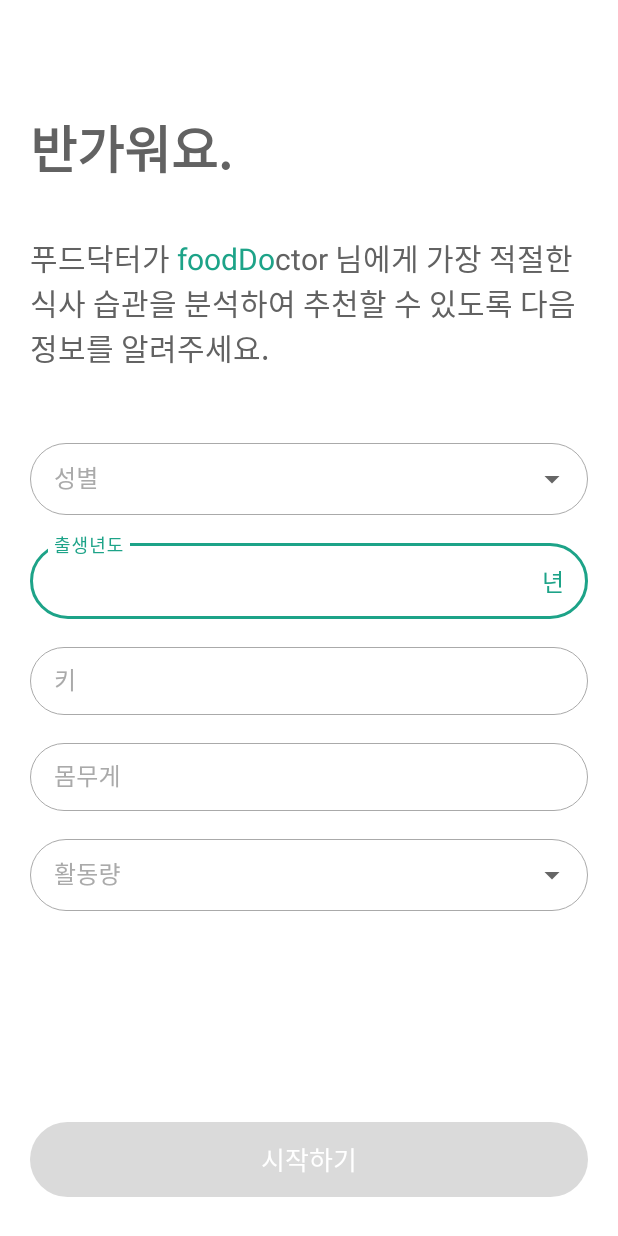
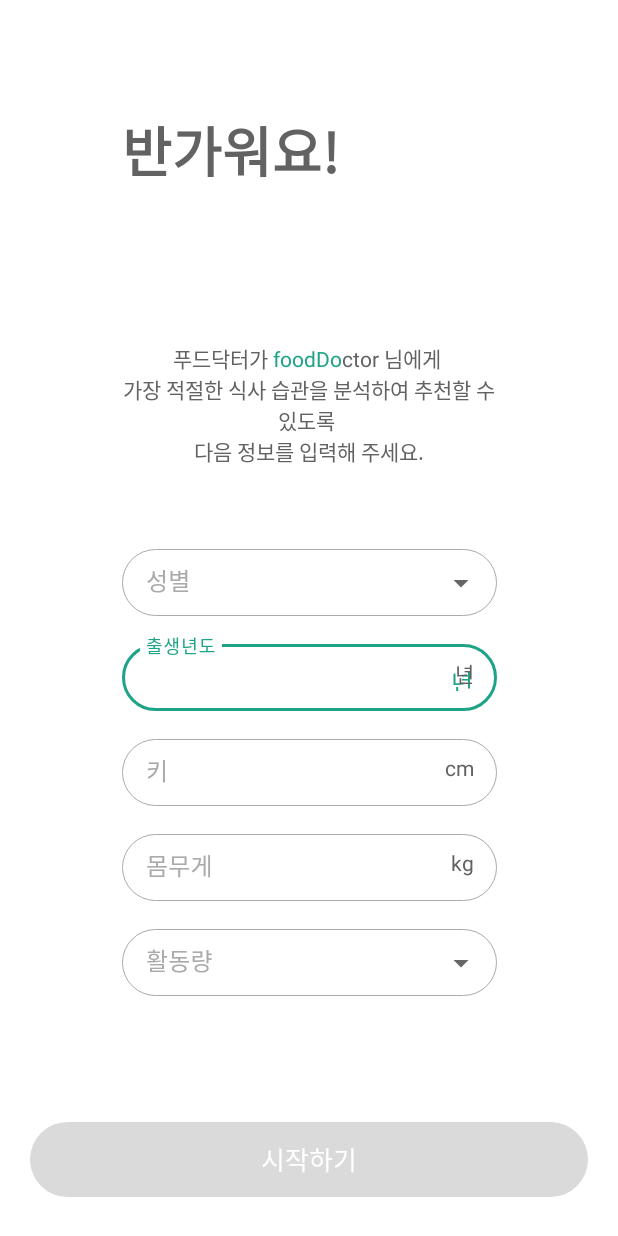
Before and after one commit to hoilea/HaveEat, an Android app: the fragment AddInfoFragment shown on its own in the app's theme, on a phone screen of 412 x 824 dp. Run offline under Robolectric (Android 15) with nearby library versions, the phone set to English and light mode, and no system bars; our stand-ins replace Dagger/Hilt's generated code, Timber, data binding; libraries missing offline, so code that uses them is left out: androidx.hilt.lifecycle.

Commit message:
2021/4/14

```diff
--- a/app/src/main/res/color/step_text.xml
+++ b/app/src/main/res/color/step_text.xml
@@ -1,6 +1,6 @@
 <?xml version="1.0" encoding="utf-8"?>
 <selector xmlns:android="http://schemas.android.com/apk/res/android">
     <item android:state_selected="true"
-        android:color="@color/colorPrimary"/>
+        android:color="#2d2d2d"/>
     <item android:color="#626262"/>
 </selector>
--- a/app/src/main/res/drawable/shape_step_number.xml
+++ b/app/src/main/res/drawable/shape_step_number.xml
@@ -2,7 +2,7 @@
 <selector xmlns:android="http://schemas.android.com/apk/res/android">
     <item android:state_selected="true">
         <shape android:shape="oval">
-            <solid android:color="@color/colorPrimary" />
+            <solid android:color="#2d2d2d" />
         </shape>
     </item>
     <item>
--- a/app/src/main/res/layout/dialog_write_diets.xml
+++ b/app/src/main/res/layout/dialog_write_diets.xml
@@ -80,9 +80,9 @@
             android:id="@+id/view_writeDietsDialog_button"
             android:layout_width="115dp"
             android:layout_height="50dp"
-            android:layout_marginTop="33dp"
+            android:layout_marginTop="79dp"
             android:text="@string/close"
-            android:textSize="15sp"
+            android:textSize="18sp"
             style="@style/Button"
             app:layout_constraintEnd_toEndOf="parent"
             app:layout_constraintStart_toStartOf="parent"
--- a/app/src/main/res/layout/fragment_addinfo.xml
+++ b/app/src/main/res/layout/fragment_addinfo.xml
@@ -26,18 +26,21 @@
                 android:layout_height="wrap_content"
                 android:layout_marginTop="53dp"
                 android:text="@string/addInfo_title"
-                android:textSize="34sp"
+                android:textSize="36sp"
                 android:textStyle="bold"
-                app:layout_constraintStart_toStartOf="parent"
+                app:layout_constraintStart_toStartOf="@+id/view_addInfo_sex_layout"
                 app:layout_constraintTop_toTopOf="parent" />
 
             <TextView
                 android:id="@+id/view_addInfo_message"
                 android:layout_width="match_parent"
                 android:layout_height="wrap_content"
-                android:layout_marginTop="33dp"
+                android:layout_marginTop="102dp"
                 android:text="@string/addInfo_message"
-                android:textSize="20sp"
+                android:textSize="14sp"
+                android:gravity="center"
+                android:paddingStart="60dp"
+                android:paddingEnd="60dp"
                 app:layout_constraintEnd_toEndOf="parent"
                 app:layout_constraintStart_toStartOf="parent"
                 app:layout_constraintTop_toBottomOf="@id/view_addInfo_title" />
@@ -45,9 +48,9 @@
             <com.google.android.material.textfield.TextInputLayout
                 android:id="@+id/view_addInfo_sex_layout"
                 style="@style/DropdownLayout"
-                android:layout_width="match_parent"
-                android:layout_height="wrap_content"
-                android:layout_marginTop="43dp"
+                android:layout_width="250dp"
+                android:layout_height="50dp"
+                android:layout_marginTop="49dp"
                 app:layout_constraintEnd_toEndOf="parent"
                 app:layout_constraintStart_toStartOf="parent"
                 app:layout_constraintTop_toBottomOf="@id/view_addInfo_message">
@@ -63,8 +66,8 @@
             <com.google.android.material.textfield.TextInputLayout
                 android:id="@+id/view_addInfo_year_layout"
                 style="@style/EditTextLayout"
-                android:layout_width="match_parent"
-                android:layout_height="wrap_content"
+                android:layout_width="250dp"
+                android:layout_height="50dp"
                 android:layout_marginTop="13dp"
                 app:layout_constraintEnd_toEndOf="parent"
                 app:layout_constraintStart_toStartOf="parent"
@@ -82,11 +85,20 @@
                     android:inputType="number" />
             </com.google.android.material.textfield.TextInputLayout>
 
+            <TextView
+                android:layout_width="wrap_content"
+                android:layout_height="wrap_content"
+                android:text="년"
+                android:layout_marginEnd="15dp"
+                app:layout_constraintBottom_toBottomOf="@+id/view_addInfo_year_layout"
+                app:layout_constraintEnd_toEndOf="@+id/view_addInfo_year_layout"
+                app:layout_constraintTop_toTopOf="@+id/view_addInfo_year_layout" />
+
             <com.google.android.material.textfield.TextInputLayout
                 android:id="@+id/view_addInfo_height_layout"
                 style="@style/EditTextLayout"
-                android:layout_width="match_parent"
-                android:layout_height="wrap_content"
+                android:layout_width="250dp"
+                android:layout_height="50dp"
                 android:layout_marginTop="13dp"
                 android:hint="@string/addInfo_height"
                 android:maxLength="3"
@@ -105,11 +117,20 @@
                     android:inputType="number" />
             </com.google.android.material.textfield.TextInputLayout>
 
+            <TextView
+                android:layout_width="wrap_content"
+                android:layout_height="wrap_content"
+                android:paddingEnd="15dp"
+                android:text="cm"
+                app:layout_constraintBottom_toBottomOf="@+id/view_addInfo_height_layout"
+                app:layout_constraintEnd_toEndOf="@+id/view_addInfo_height_layout"
+                app:layout_constraintTop_toTopOf="@+id/view_addInfo_height_layout" />
+
             <com.google.android.material.textfield.TextInputLayout
                 android:id="@+id/view_addInfo_weight_layout"
                 style="@style/EditTextLayout"
-                android:layout_width="match_parent"
-                android:layout_height="wrap_content"
+                android:layout_width="250dp"
+                android:layout_height="50dp"
                 android:layout_marginTop="13dp"
                 app:layout_constraintEnd_toEndOf="parent"
                 app:layout_constraintStart_toStartOf="parent"
@@ -129,8 +150,8 @@
             <com.google.android.material.textfield.TextInputLayout
                 android:id="@+id/view_addInfo_activity_layout"
                 style="@style/DropdownLayout"
-                android:layout_width="match_parent"
-                android:layout_height="wrap_content"
+                android:layout_width="250dp"
+                android:layout_height="50dp"
                 android:layout_marginTop="13dp"
                 app:layout_constraintEnd_toEndOf="parent"
                 app:layout_constraintStart_toStartOf="parent"
@@ -143,6 +164,15 @@
                     android:text="@={vm.activity}"
                     android:hint="@string/addInfo_activity" />
             </com.google.android.material.textfield.TextInputLayout>
+
+            <TextView
+                android:layout_width="wrap_content"
+                android:layout_height="wrap_content"
+                android:text="kg"
+                android:paddingEnd="15dp"
+                app:layout_constraintBottom_toBottomOf="@+id/view_addInfo_weight_layout"
+                app:layout_constraintEnd_toEndOf="@+id/view_addInfo_weight_layout"
+                app:layout_constraintTop_toTopOf="@+id/view_addInfo_weight_layout" />
 
             <androidx.appcompat.widget.AppCompatButton
                 android:id="@+id/view_addInfo_next"
--- a/app/src/main/res/values/strings.xml
+++ b/app/src/main/res/values/strings.xml
@@ -121,8 +121,8 @@
     <string name="password_find_result">메일 발송이 완료되었습니다.\n임시 비밀번호로 로그인 한 후에 \'내 정보\'에서\n반드시 새로운 비밀번호로 변경해주세요.</string>
     <string name="password_find_result_done">로그인하러 가기</string>
 
-    <string name="addInfo_title">반가워요.</string>
-    <string name="addInfo_message">푸드닥터가 foodDoctor 님에게 가장 적절한 식사 습관을 분석하여 추천할 수 있도록 다음 정보를 알려주세요.</string>
+    <string name="addInfo_title">반가워요!</string>
+    <string name="addInfo_message">푸드닥터가 foodDoctor 님에게 \n가장 적절한 식사 습관을 분석하여 추천할 수 있도록 \n다음 정보를 입력해 주세요.</string>
     <string name="addInfo_sex">성별</string>
     <string name="addInfo_man">남성</string>
     <string name="addInfo_woman">여성</string>
```
Also changed, not shown: app/src/main/res/layout/dialog_two_button.xml (+14 -12 lines).
